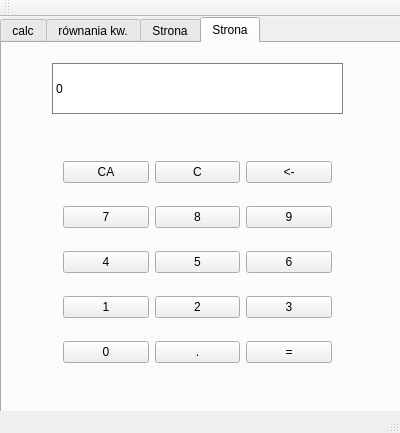
The window that liczydlo/mainwindow.ui (domi-nika60/Liczydlo-naukowe) describes before a commit, drawn with Qt 5.
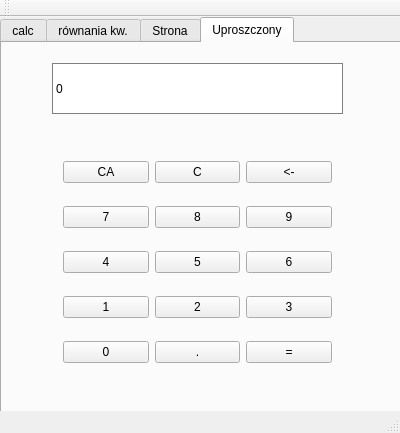
The same window after the commit.

What changed in the file:
```diff
--- a/liczydlo/mainwindow.ui
+++ b/liczydlo/mainwindow.ui
@@ -1040,7 +1040,7 @@
     </widget>
     <widget class="QWidget" name="tab">
      <attribute name="title">
-      <string>Strona</string>
+      <string>Uproszczony</string>
      </attribute>
      <widget class="QWidget" name="gridLayoutWidget_3">
       <property name="geometry">
```
Left out of the diff: 4 changed lines with no effect on the pictures.
